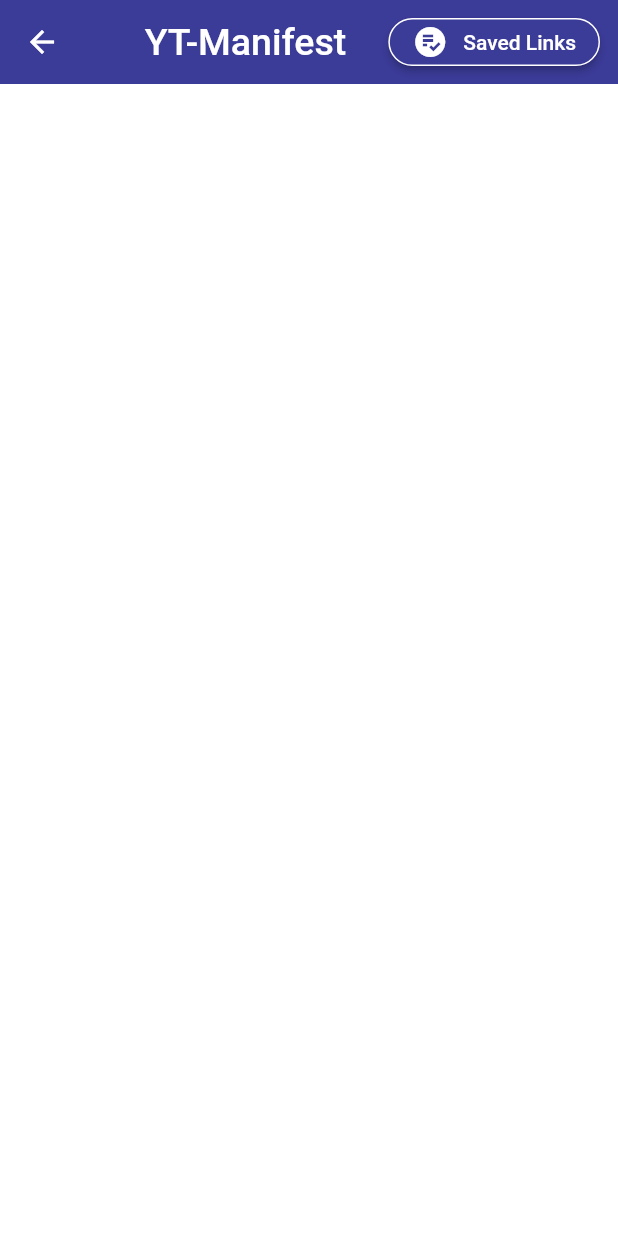
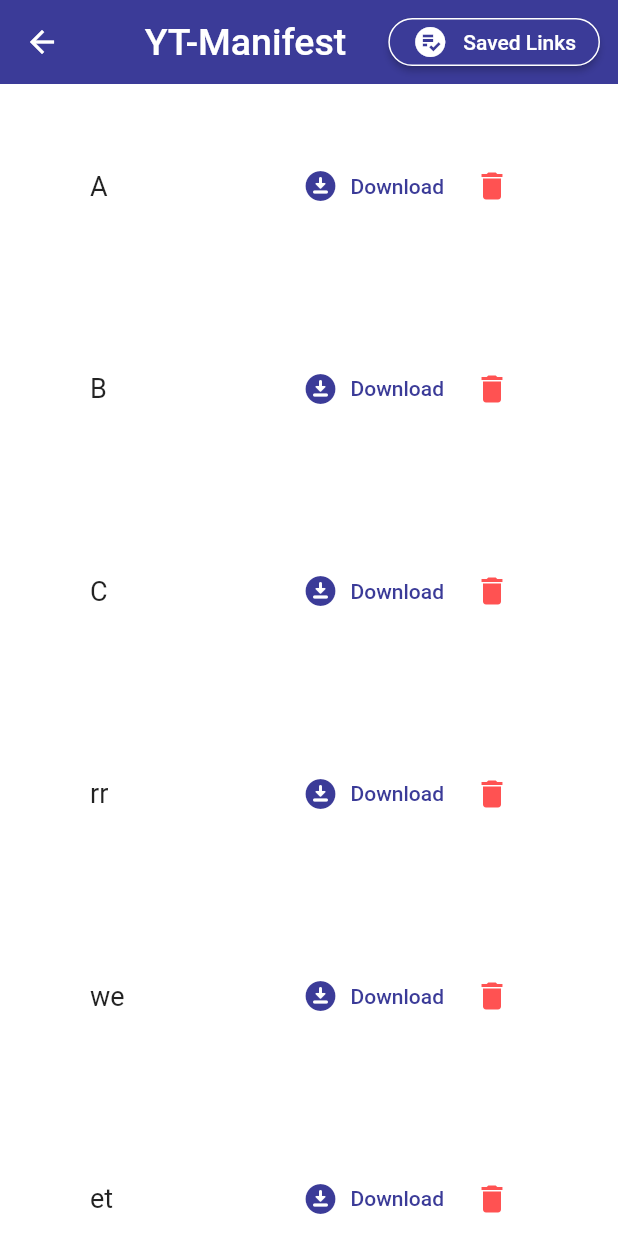
Before and after one commit to SthembisoVinjwa/YT-Manifest, a Flutter app: the SavedScreen screen opened directly, on a phone screen of 412 x 824 dp. Run offline on Flutter 3.47's test engine with Material 2 defaults, Android fonts, the phone set to English and light mode, and no system bars; our stand-ins replace lottie, permission_handler, progress_indicators; missing offline and left inert: youtube_explode_dart.

Commit message:
Animated list view

```diff
--- a/frontdownloader/lib/saved.dart
+++ b/frontdownloader/lib/saved.dart
@@ -59,7 +59,78 @@ class SavedScreenState extends State<SavedScreen> {
         ],
       ),
       backgroundColor: Colors.white,
+      body: _mainPage(),
     );
   }
 
+  Widget _mainPage() {
+    final List<String> entries = <String>['A', 'B', 'C', 'rr', 'we', 'et'];
+    final List<int> colorCodes = <int>[600, 500, 100, 30, 40, 40];
+
+    final GlobalKey<AnimatedListState> _key = GlobalKey();
+
+    void _removeItem(int index) {
+      String removed;
+      if (entries[0].isNotEmpty) {
+        removed = entries.removeAt(index);
+      } else {
+        removed = entries.removeAt(index);
+      }
+      _key.currentState!.removeItem(index, (_, animation) {
+        return SizeTransition(
+          sizeFactor: animation,
+          child: Card(
+            margin: const EdgeInsets.only(left: 20.0, right: 20.0),
+            elevation: 0,
+            child: ListTile(
+              shape: const BorderDirectional(
+                bottom: BorderSide(color: Colors.white, width: 3),
+              ),
+              contentPadding: EdgeInsets.all(30),
+              title: Text(removed, style: TextStyle(fontSize: 18)),
+            ),
+          ),
+        );
+      }, duration: const Duration(seconds: 1));
+    }
+
+    return AnimatedList(
+      key: _key,
+      initialItemCount: entries.length,
+      padding: const EdgeInsets.all(10),
+      itemBuilder: (context, index, animation) {
+        return SizeTransition(
+            key: UniqueKey(),
+            sizeFactor: animation,
+            child: Container(
+              height: 135,
+              child: Card(
+                margin: EdgeInsets.only(left: 20.0, right: 20.0),
+                elevation: 0,
+                child: ListTile(
+                  shape: const BorderDirectional(
+                    bottom: BorderSide(color: Colors.white, width: 3),
+                  ),
+                  contentPadding: const EdgeInsets.all(30),
+                  title: Text(entries[index],
+                      style: const TextStyle(fontSize: 18)),
+                  trailing: Row(
+                    mainAxisSize: MainAxisSize.min,
+                    children: [
+                      TextButton.icon(
+                          onPressed: () => {},
+                          icon: const Icon(Icons.download_for_offline_rounded),
+                          label: const Text('Download')),
+                      IconButton(
+                        icon: const Icon(color: Colors.redAccent, Icons.delete),
+                        onPressed: () => _removeItem(index),
+                      ),
+                    ],
+                  ),
+                ),
+              ),
+            ));
+      },
+    );
+  }
 }
```
